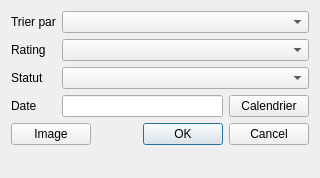
First picture: the form in ui/searchwindow.ui, repository XanderMld/imgbrd-grabber, before the edit.
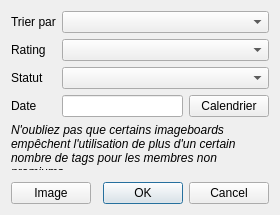
Second picture: the form after the edit. Icons and pictures are not drawn.

Diff of the .ui file:
```diff
--- a/ui/searchwindow.ui
+++ b/ui/searchwindow.ui
@@ -6,8 +6,8 @@
    <rect>
     <x>0</x>
     <y>0</y>
-    <width>320</width>
-    <height>178</height>
+    <width>280</width>
+    <height>215</height>
    </rect>
   </property>
   <property name="sizePolicy">
@@ -205,7 +205,7 @@
      </item>
     </layout>
    </item>
-   <item row="4" column="0" colspan="2">
+   <item row="6" column="0" colspan="2">
     <layout class="QHBoxLayout" name="horizontalLayout_2">
      <item>
       <widget class="QPushButton" name="buttonImage">
@@ -226,6 +226,32 @@
      </item>
     </layout>
    </item>
+   <item row="5" column="0" colspan="2">
+    <spacer name="verticalSpacer">
+     <property name="orientation">
+      <enum>Qt::Vertical</enum>
+     </property>
+     <property name="sizeType">
+      <enum>QSizePolicy::Expanding</enum>
+     </property>
+     <property name="sizeHint" stdset="0">
+      <size>
+       <width>20</width>
+       <height>10</height>
+      </size>
+     </property>
+    </spacer>
+   </item>
+   <item row="4" column="0" colspan="2">
+    <widget class="QLabel" name="label_5">
+     <property name="text">
+      <string>&lt;i&gt;N'oubliez pas que certains imageboards empêchent l'utilisation de plus d'un certain nombre de tags pour les membres non premiums.</string>
+     </property>
+     <property name="wordWrap">
+      <bool>true</bool>
+     </property>
+    </widget>
+   </item>
   </layout>
  </widget>
  <resources>
```
